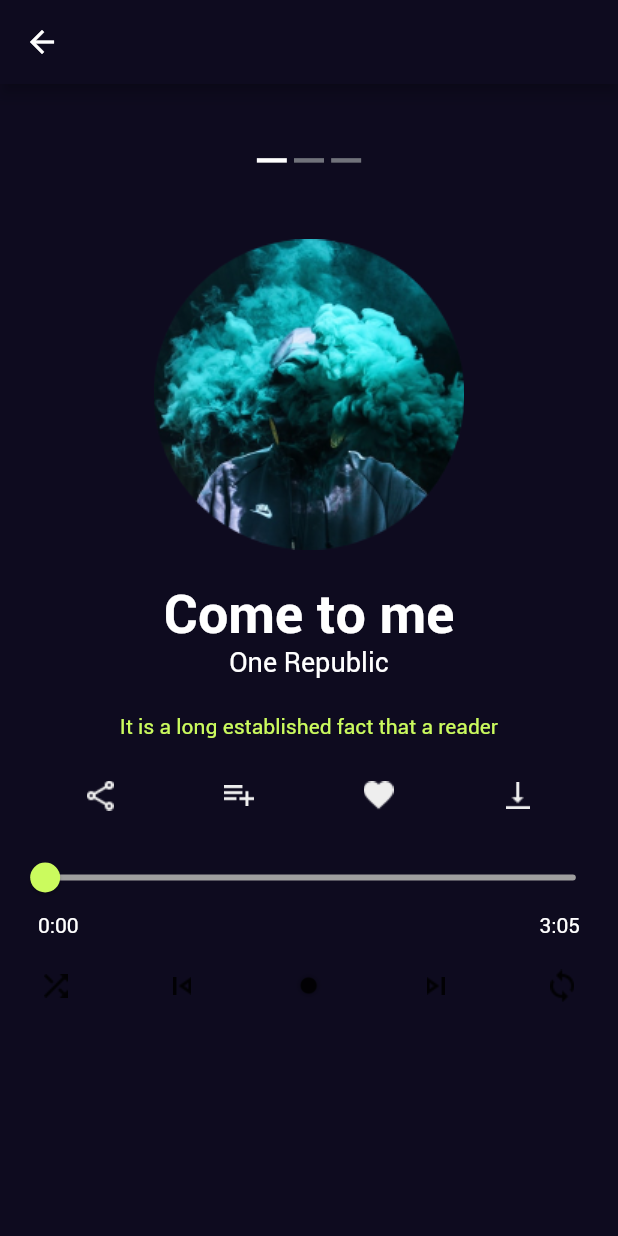
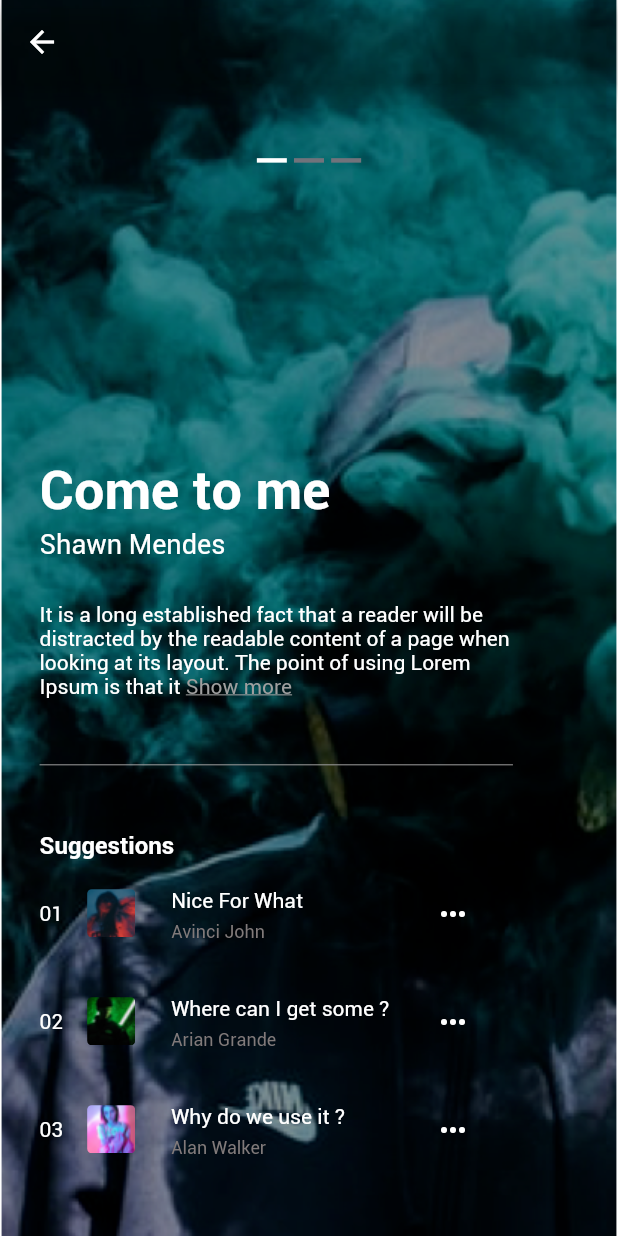
Before and after one commit to LuongDuyDat/Music-World-App, a Flutter app: the SongPage screen opened directly, on a phone screen of 412 x 824 dp. Run offline on Flutter 3.47's test engine with Material 2 defaults, Android fonts, the phone set to English and light mode, and no system bars; our stand-ins replace carousel_slider.

Commit message:
change song view 1 to 2 and add new song view 1

```diff
--- a/lib/screen/song/view/song_page.dart
+++ b/lib/screen/song/view/song_page.dart
@@ -1,5 +1,6 @@
 import 'package:flutter/material.dart';
 import 'package:music_world_app/screen/song/view/song_view1.dart';
+import 'package:music_world_app/screen/song/view/song_view2.dart';
 import 'package:music_world_app/util/colors.dart';
 import 'package:music_world_app/util/globals.dart';
 import 'package:music_world_app/util/text_style.dart';
@@ -17,10 +18,7 @@ class _SongPageState extends State<SongPage> {
   int selectedIndex = 0;
   static List<Widget> screen = [
     const SongView1(),
-    Text(
-      'Index 2: School',
-      style: title1.copyWith(color: textPrimaryColor),
-    ),
+    const SongView2(),
     Text(
       'Index 3: School',
       style: title1.copyWith(color: textPrimaryColor),
@@ -30,24 +28,38 @@ class _SongPageState extends State<SongPage> {
   @override
   Widget build(BuildContext context) {
     double distance = 0;
-    return GestureDetector(
+    return Stack(
+      children: [
+        selectedIndex != 1 ?
+          Container(
+            decoration: const BoxDecoration(
+                image: DecorationImage(
+                  image: AssetImage("assets/images/song_background.png"),
+                  fit: BoxFit.cover,
+                )
+            ),
+          ) :
+          const SizedBox(width: 0, height: 0,),
+        GestureDetector(
           onPanUpdate: (details) {
             distance = details.delta.dx;
           },
           onPanEnd: (DragEndDetails details) {
-        if (distance > 0) {
+            if (distance > 2 && selectedIndex > 0) {
               setState(() {
                 selectedIndex--;
               });
-        } else {
+            } else if (distance < -2 && selectedIndex < 2) {
               setState(() {
                 selectedIndex++;
               });
             }
           },
           child: Scaffold(
+            resizeToAvoidBottomInset: false,
+            backgroundColor: selectedIndex == 1 ? backgroundColor : Colors.transparent,
             appBar: AppBar(
-          backgroundColor: backgroundColor,
+              backgroundColor: selectedIndex == 1 ? backgroundColor : Colors.transparent,
               leading: IconButton(
                 icon: const Icon(Icons.arrow_back),
                 onPressed: () {
@@ -90,6 +102,8 @@ class _SongPageState extends State<SongPage> {
               ],
             ),
           ),
+        ),
+      ],
     );
   }
 
--- a/lib/screen/song/view/song_view1.dart
+++ b/lib/screen/song/view/song_view1.dart
@@ -1,127 +1,94 @@
 import 'package:flutter/material.dart';
-import 'package:music_world_app/components/play_bar.dart';
+import 'package:music_world_app/screen/song/view/song_page.dart';
 import 'package:music_world_app/util/colors.dart';
 import 'package:music_world_app/util/globals.dart';
+import 'package:music_world_app/util/string.dart';
 import 'package:music_world_app/util/text_style.dart';
 
+import '../../../components/song_tile.dart';
+import '../../../util/navigate.dart';
 
-class SongView1 extends StatefulWidget {
+class SongView1 extends StatelessWidget {
   const SongView1({Key? key}) : super(key: key);
-
-  @override
-  _SongView1State createState() => _SongView1State();
-}
-
-class _SongView1State extends State<SongView1> {
-
-  double _currentSlideValue = 0;
-
-  String convertSecondtoMinutes(double s) {
-    String result = "";
-    int m = (s / 60).truncate();
-    result += m.toString();
-    int se = (s - m * 60).round();
-    result += ":";
-    if (se < 10) {
-      result += "0";
-    }
-    result += se.toString();
-    return result;
-  }
 
   @override
   Widget build(BuildContext context) {
     return Column(
       children: [
-        SizedBox(height: 0.062 * screenHeight,),
-        Image.asset("assets/images/song_avatar.png"),
-        SizedBox(height: 0.027 * screenHeight,),
+        Padding(
+          padding: EdgeInsets.fromLTRB(0.064 * screenWidth, 0.24 * screenHeight, 0.17 * screenWidth, 0),
+          child: Column(
+            crossAxisAlignment: CrossAxisAlignment.start,
+            children: [
               Text(
                 "Come to me",
                 style: title2.copyWith(color: textPrimaryColor),
               ),
+              const SizedBox(height: 4,),
               Text(
-          "One Republic",
+                "Shawn Mendes",
                 style: subHeadline1.copyWith(color: textPrimaryColor),
               ),
-        SizedBox(height: 0.0246 * screenHeight,),
-        SizedBox(
-          width: 0.64 * screenWidth,
-          child: Text(
-            "It is a long established fact that a reader",
-            style: lyric.copyWith(
-              color: primaryColor,
-              height: 1.5,
+              SizedBox(height: 0.0345 * screenHeight,),
+              RichText(
+                text: TextSpan(
+                  text: "It is a long established fact that a reader will be distracted by the readable content of "
+                      "a page when looking at its layout. The point of using Lorem Ipsum is that it",
+                  style: lyric.copyWith(color: textPrimaryColor,),
+                  children: [
+                    TextSpan(
+                        text: ' ',
+                        style: lyric,
                     ),
-            textAlign: TextAlign.center,
+                    TextSpan(
+                      text: showMoreString,
+                      style: lyric.copyWith(color: neutralColor2, decoration: TextDecoration.underline,),
+                    ),
+                  ]
                 ),
               ),
-        SizedBox(height: 0.0332 * screenHeight,),
-        Padding(
-          padding: EdgeInsets.symmetric(horizontal: 0.138 * screenWidth),
-          child: Row(
-            mainAxisAlignment: MainAxisAlignment.spaceBetween,
+              SizedBox(height: 0.044 * screenHeight),
+              Divider(
+                color: neutralColor2,
+              ),
+              SizedBox(height: 0.044 * screenHeight),
+              Text(
+                suggestionsString,
+                style: headlineBold1.copyWith(color: textPrimaryColor),
+              ),
+              SizedBox(
+                height: 0.24 * screenHeight,
+                child: ListView(
+                  physics: const NeverScrollableScrollPhysics(),
                   children: [
-              ImageIcon(
-                const AssetImage("assets/icons/share_icon.png"),
-                color: neutralColor1,
-                size: 20,
+                    InkWell(
+                      child: const SongListTile(
+                        leadingAsset: "assets/images/song1.png",
+                        songName: "Nice For What",
+                        artist: "Avinci John",
+                        number: 1,
                       ),
-              ImageIcon(
-                const AssetImage("assets/icons/add_playlist_icon.png"),
-                color: neutralColor1,
-                size: 20,
+                      onTap: () {
+                        Navigate.pushPage(context, SongPage());
+                      },
                     ),
-              ImageIcon(
-                const AssetImage("assets/icons/favorite_icon.png"),
-                color: neutralColor1,
-                size: 20,
+                    const SongListTile(
+                      leadingAsset: "assets/images/song2.png",
+                      songName: "Where can I get some ?",
+                      artist: "Arian Grande",
+                      number: 2,
                     ),
-              ImageIcon(
-                const AssetImage("assets/icons/download_icon.png"),
-                color: neutralColor1,
-                size: 20,
+                    const SongListTile(
+                      leadingAsset: "assets/images/song3.png",
+                      songName: "Why do we use it ?",
+                      artist: "Alan Walker",
+                      number: 3,
                     ),
                   ],
                 ),
-        ),
-        Padding(
-          padding: EdgeInsets.fromLTRB(0.01 * screenWidth, 0.025 * screenHeight, 0.01 * screenWidth, 0),
-          child: Slider(
-            value: _currentSlideValue,
-            max: 185,
-            divisions: 185,
-            onChanged: (double value) {
-              setState(() {
-                _currentSlideValue = value;
-              });
-            },
-            thumbColor: primaryColor,
-            activeColor: primaryColor,
-            inactiveColor: neutralColor2,
-          ),
-        ),
-        Padding(
-          padding: EdgeInsets.symmetric(horizontal: 0.0613 * screenWidth),
-          child: Column(
-            children: [
-              Row(
-                mainAxisAlignment: MainAxisAlignment.spaceBetween,
-                children: [
-                  Text(
-                    convertSecondtoMinutes(_currentSlideValue),
-                    style: lyric.copyWith(color: textPrimaryColor),
-                  ),
-                  Text(
-                    convertSecondtoMinutes(185),
-                    style: lyric.copyWith(color: textPrimaryColor),
-                  ),
+              )
             ],
           ),
-              SizedBox(height: screenHeight * 0.0246,),
-              const PlayingBar(),
-            ],
-          )
         ),
       ],
     );
--- a/lib/util/string.dart
+++ b/lib/util/string.dart
@@ -39,3 +39,5 @@ String allString = lang=='en'?'All':'Tất cả';
 String songString = lang=='en'?'Song':'Bài hát';
 String artistString = lang=='en'?'Artist':'Nghệ sĩ';
 String albumString = 'Album';
+String showMoreString = "Show more";
+String suggestionsString = "Suggestions";
```
Also changed, not shown: lib/components/play_bar.dart (+10 -2 lines), lib/screen/song/view/song_view2.dart (added, +130 -0 lines), assets/images/song_background.png. Lines whose indentation alone changed are shown as unchanged.
